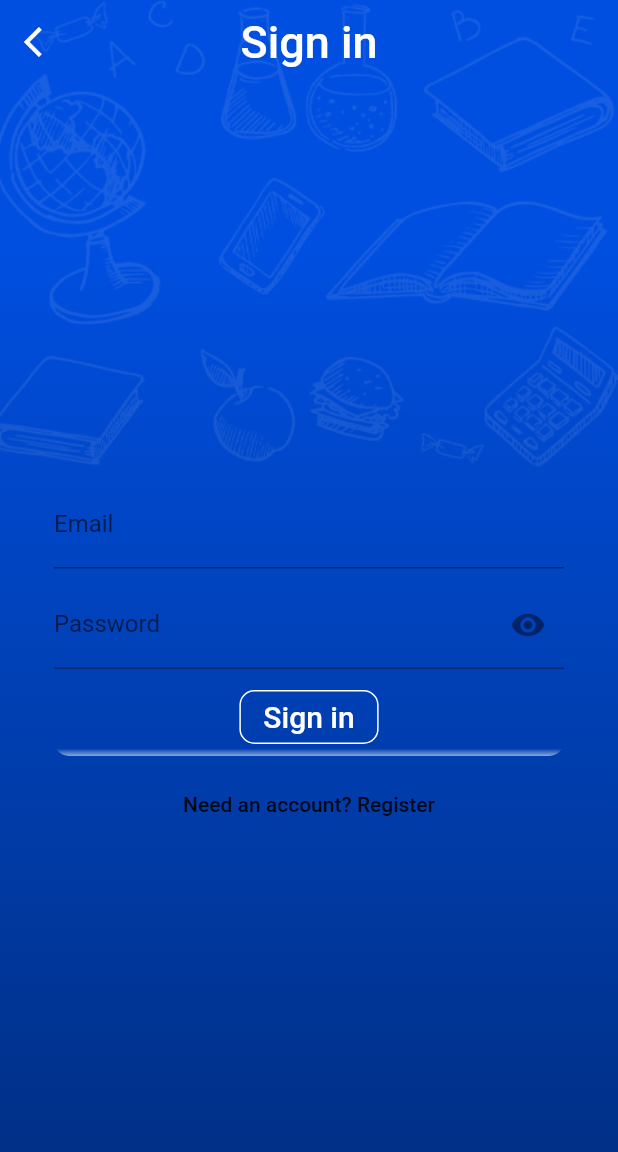
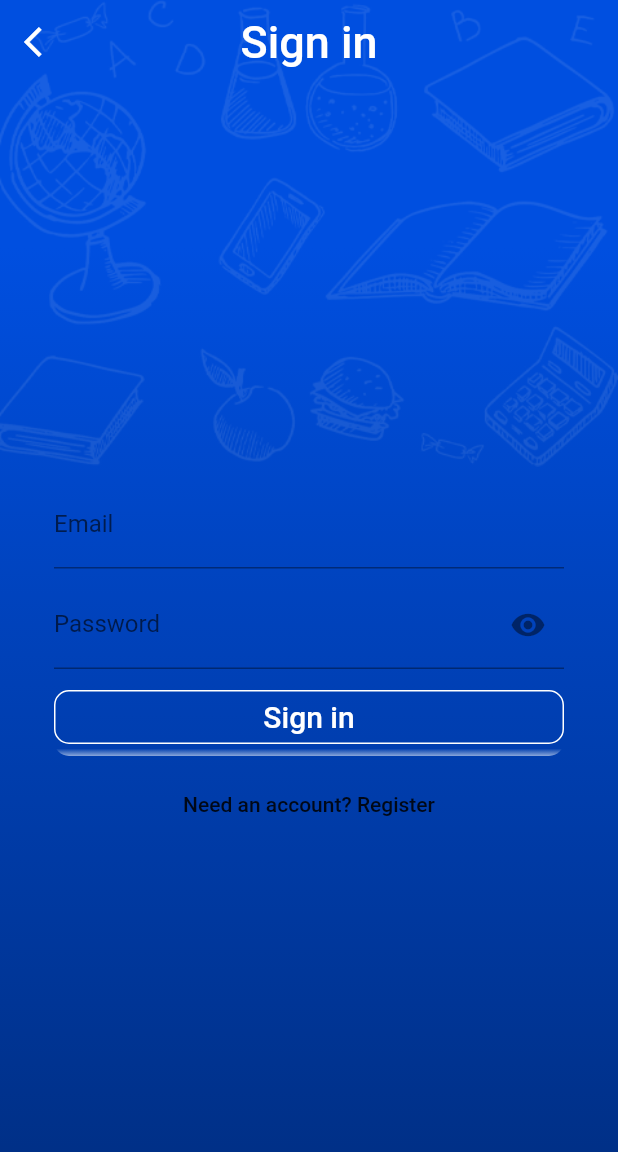
Before and after one commit to uribbas/learnink-base, a Flutter app: the EmailSignInPage screen opened directly, on a phone screen of 412 x 824 dp. Shown: the top 1152 px of the screen. Run offline on Flutter 3.47's test engine with Material 2 defaults, Android fonts, the phone set to English and light mode, and no system bars; our stand-ins replace firebase_auth, google_sign_in; accounts and stored records are empty; project files that could hold a hidden picture were left out.

Commit message:
Fixing the button width of Outline button

```diff
--- a/lib/src/login/custom_outline_button.dart
+++ b/lib/src/login/custom_outline_button.dart
@@ -1,3 +1,4 @@
+import 'package:flutter/cupertino.dart';
 import 'package:flutter/material.dart';
 
 class CustomOutlineButton extends StatelessWidget {
@@ -49,6 +50,7 @@ class CustomOutlineButton extends StatelessWidget {
           ),
         ),
         child: Column(
+          crossAxisAlignment: CrossAxisAlignment.stretch,
           children: <Widget>[
             OutlineButton(
               child: child,
```
